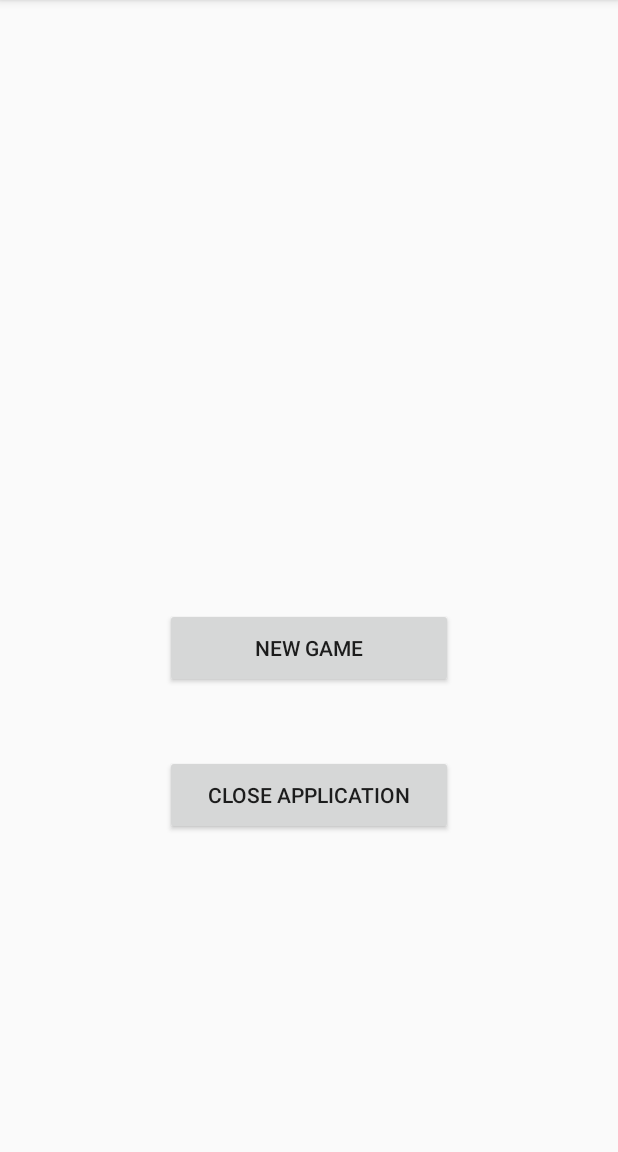
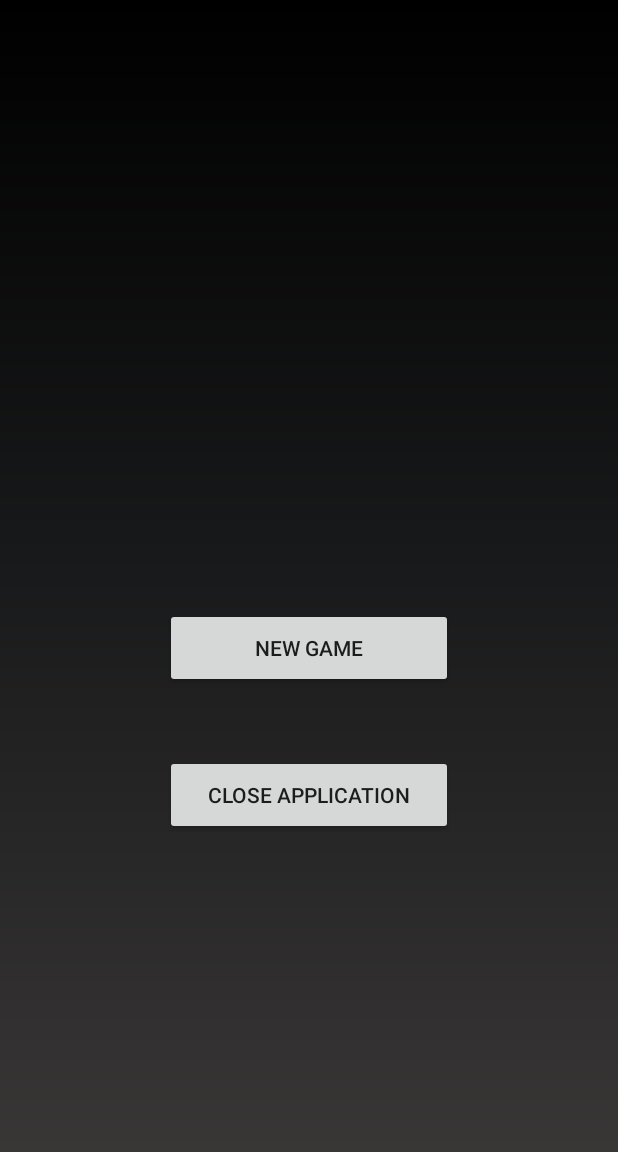
Before and after one commit to asen1995/Learning-animals-app, an Android app: the screen it shows after launch (HomeActivity), on a phone screen of 412 x 824 dp, the part 84-1236 px from its top. Run offline under Robolectric (Android 15) with nearby library versions, the phone set to English and light mode, and no system bars.

Commit message:
black background gradient

```diff
--- /dev/null
+++ b/app/src/main/res/drawable/gradient_background.xml
@@ -0,0 +1,12 @@
+<?xml version = "1.0" encoding = "utf-8" ?>
+<shape
+    android:shape = "rectangle"
+    xmlns:android = "http://schemas.android.com/apk/res/android"  android:layout_height="match_parent" android:layout_width="match_parent">
+
+    <gradient
+        android:startColor = "#393636"
+        android:centerColor = "#191A1B"
+        android:endColor = "#000000"
+        android:angle = "90"
+        android:type = "linear" />
+</shape>
--- a/app/src/main/res/layout/activity_home.xml
+++ b/app/src/main/res/layout/activity_home.xml
@@ -4,6 +4,7 @@
     xmlns:tools="http://schemas.android.com/tools"
     android:layout_width="match_parent"
     android:layout_height="match_parent"
+    android:background="@drawable/gradient_background"
     tools:context=".activities.HomeActivity">
 
     <Button
--- a/app/src/main/res/layout/activity_quiz_animal.xml
+++ b/app/src/main/res/layout/activity_quiz_animal.xml
@@ -4,6 +4,7 @@
     xmlns:tools="http://schemas.android.com/tools"
     android:layout_width="match_parent"
     android:layout_height="match_parent"
+    android:background="@drawable/gradient_background"
     tools:context="com.asennikolaev.learninganimals.activities.QuizAnimalActivity">
 
     <Button
--- a/app/src/main/res/layout/activity_score.xml
+++ b/app/src/main/res/layout/activity_score.xml
@@ -3,7 +3,9 @@
     xmlns:app="http://schemas.android.com/apk/res-auto"
     xmlns:tools="http://schemas.android.com/tools"
     android:layout_width="match_parent"
-    android:layout_height="match_parent">
+    android:layout_height="match_parent"
+    android:background="@drawable/gradient_background"
+    >
 
     <TextView
         android:id="@+id/incorrectAnswersCountTextView"
--- a/app/src/main/res/values/colors.xml
+++ b/app/src/main/res/values/colors.xml
@@ -3,4 +3,8 @@
     <color name="colorPrimary">#6200EE</color>
     <color name="colorPrimaryDark">#3700B3</color>
     <color name="colorAccent">#03DAC5</color>
+
+    <color name="backgroundColor"></color>
+
+
 </resources>
```
